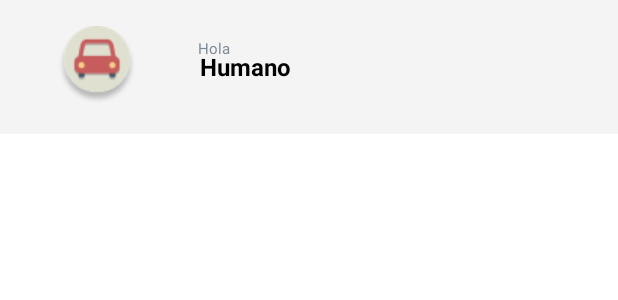
After one commit to mosheFuks/TP3-Trabajo-Practico, an Android app: the layout nav_header.xml on its own in the app's theme, with its tools: preview values and no code run, on a phone screen of 412 x 824 dp. The commit adds this screen. Shown: the top 300 px of the screen. Run offline under Robolectric (Android 15) with nearby library versions, the phone set to English and light mode, and no system bars.

Commit message:
Agregado de navegacion lateral

```diff
--- a/app/src/main/java/com/example/trabajopractico/fragment_home.kt
+++ b/app/src/main/java/com/example/trabajopractico/fragment_home.kt
@@ -25,12 +25,6 @@ class fragment_home : Fragment() {
     ): View? {
         // Inflate the layout for this fragment
         val vista = inflater.inflate(R.layout.fragment_home, container, false)
-
-        //Obtener el nombre del usuario
-        val dataBundle = arguments
-        val value = dataBundle!!.getString("userName")!!
-
-
         return vista;
     }
 }
--- /dev/null
+++ b/app/src/main/res/layout/nav_header.xml
@@ -0,0 +1,60 @@
+<?xml version="1.0" encoding="utf-8"?>
+<androidx.constraintlayout.widget.ConstraintLayout
+    xmlns:android="http://schemas.android.com/apk/res/android"
+    xmlns:app="http://schemas.android.com/apk/res-auto"
+    xmlns:tools="http://schemas.android.com/tools"
+    android:id="@+id/nav_header"
+    android:orientation="vertical"
+    android:layout_width="match_parent"
+    android:layout_height="89dp"
+    android:gravity="bottom"
+    android:padding="16dp"
+    android:background="#f4f4f4"
+    android:clickable="true"
+    android:focusable="true"
+
+    android:foreground="?attr/selectableItemBackgroundBorderless"
+    android:theme="@style/Theme.Material3.DynamicColors.Dark">
+
+    <ImageView
+        android:id="@+id/nav_header_imageView"
+        android:layout_width="52dp"
+        android:layout_height="52dp"
+        android:src="@drawable/avatar_car"
+        app:layout_constraintBottom_toBottomOf="parent"
+        app:layout_constraintEnd_toEndOf="parent"
+        app:layout_constraintHorizontal_bias="0.069"
+        app:layout_constraintStart_toStartOf="parent"
+        app:layout_constraintTop_toTopOf="parent"
+        app:layout_constraintVertical_bias="0.265" />
+
+    <TextView
+        android:id="@+id/textView"
+        android:layout_width="wrap_content"
+        android:layout_height="wrap_content"
+        android:text="Hola"
+        android:textColor="@color/grey"
+        android:textSize="10dp"
+        app:layout_constraintBottom_toBottomOf="parent"
+        app:layout_constraintEnd_toEndOf="parent"
+        app:layout_constraintHorizontal_bias="0.323"
+        app:layout_constraintStart_toStartOf="parent"
+        app:layout_constraintTop_toTopOf="parent"
+        app:layout_constraintVertical_bias="0.213" />
+
+    <TextView
+        android:id="@+id/txtHeaderUserName"
+        android:layout_width="wrap_content"
+        android:layout_height="wrap_content"
+        android:text="Humano"
+        android:textColor="@color/black"
+        android:textSize="16sp"
+        android:textStyle="bold"
+        app:layout_constraintBottom_toBottomOf="parent"
+        app:layout_constraintEnd_toEndOf="parent"
+        app:layout_constraintHorizontal_bias="0.368"
+        app:layout_constraintStart_toStartOf="parent"
+        app:layout_constraintTop_toTopOf="parent"
+        app:layout_constraintVertical_bias="0.492" />
+
+</androidx.constraintlayout.widget.ConstraintLayout>
--- a/app/src/main/res/values/colors.xml
+++ b/app/src/main/res/values/colors.xml
@@ -8,4 +8,5 @@
     <color name="black">#000000</color>
     <color name="white">#FFFFFFFF</color>
     <color name="sky_blue">#1B72C0</color>
+    <color name="grey">#7E8B97</color>
 </resources>
```
Also changed, not shown: app/src/main/java/com/example/trabajopractico/MainActivity.kt (+16 -8 lines), app/src/main/java/com/example/trabajopractico/nav_header.kt (added, +26 -0 lines), app/src/main/res/layout/activity_main.xml (+2 -59 lines), app/src/main/res/menu/nav_menu.xml (added, +28 -0 lines), app/src/main/res/drawable/filter_icon.png (added), app/src/main/res/drawable/notification_icon_3.png (added), app/src/main/res/drawable/profile_icon.png (added).
